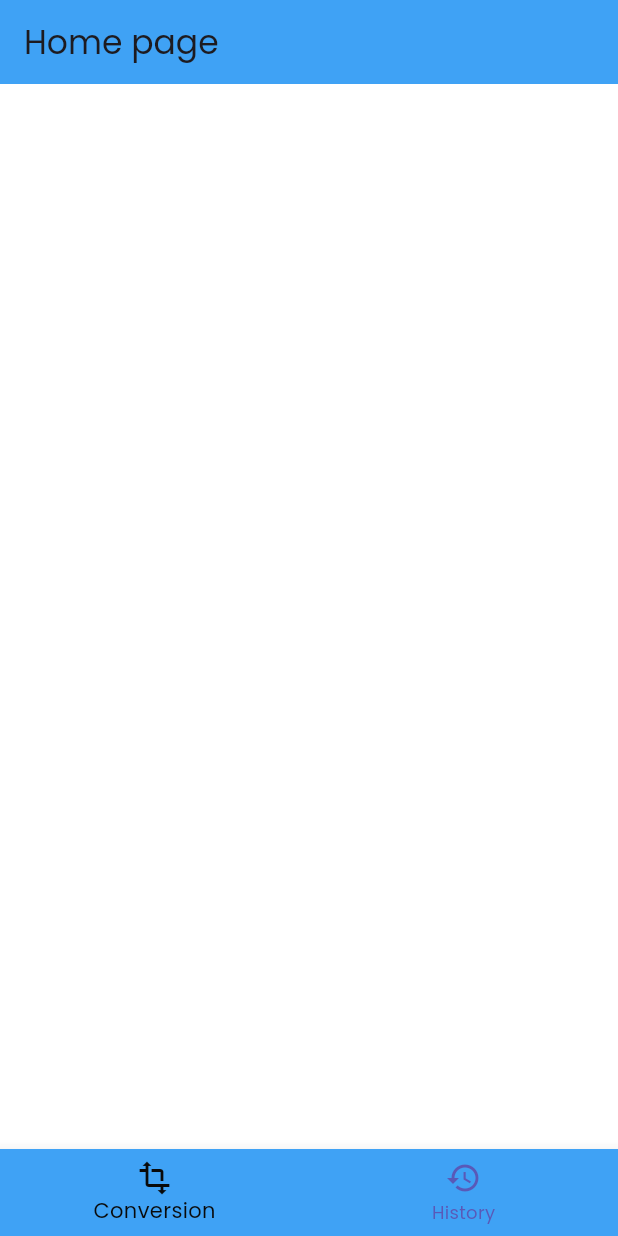
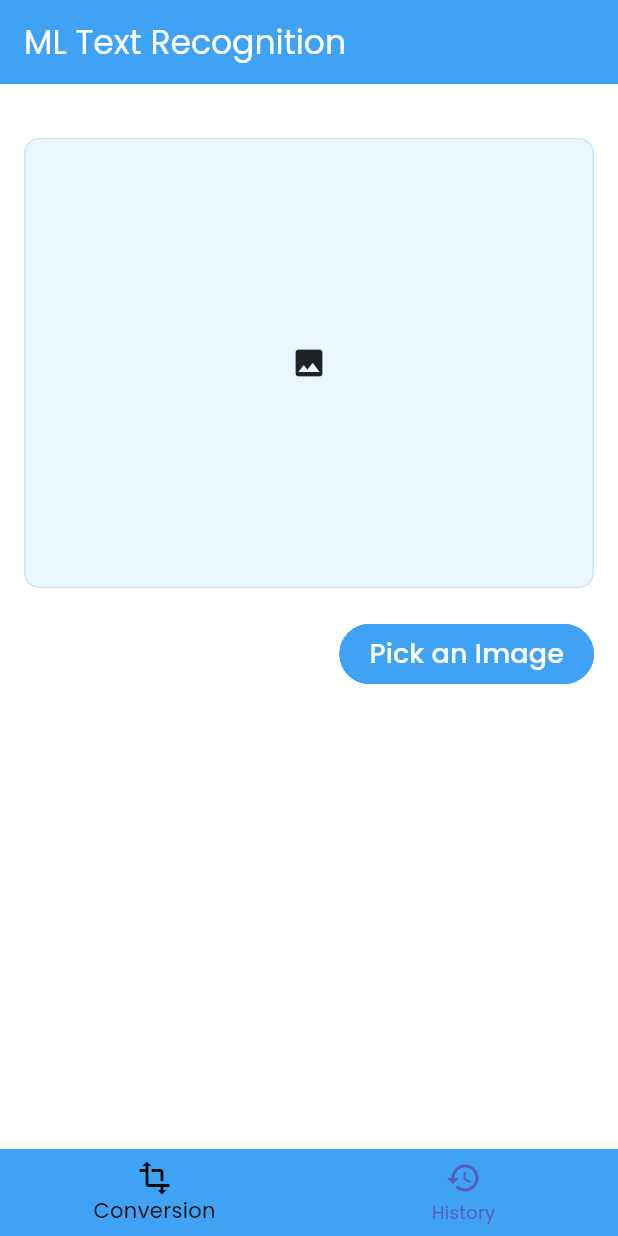
Before and after one commit to ravindu2/flutter_saas, a Flutter app: the screen it shows after launch, on a phone screen of 412 x 824 dp. Run offline on Flutter 3.47's test engine with Material 3 defaults, Android fonts, the phone set to English and light mode, and no system bars; our stand-ins replace firebase_core, google_fonts, image_picker; accounts and stored records are empty.

Commit message:
home page Ui

```diff
--- a/lib/screens/home_page.dart
+++ b/lib/screens/home_page.dart
@@ -1,4 +1,6 @@
 import 'package:flutter/material.dart';
+import 'package:flutter_saas/widgets/image_preview.dart';
+import 'package:image_picker/image_picker.dart';
 
 class HomePage extends StatefulWidget {
   const HomePage({super.key});
@@ -8,11 +10,121 @@ class HomePage extends StatefulWidget {
 }
 
 class _HomePageState extends State<HomePage> {
+  late ImagePicker imagePicker;
+  String? pikedImagePath;
+  bool isImagePicked = false;
+
+  @override
+  void initState() {
+    super.initState();
+    imagePicker = ImagePicker();
+  }
+
+  //Function to pick image
+
+  void _pickImage({required ImageSource source}) async {
+    final pickedImage = await imagePicker.pickImage(source: source);
+    if (pickedImage == null) {
+      return;
+    }
+    setState(() {
+      pikedImagePath = pickedImage.path;
+      isImagePicked = true;
+    });
+  }
+
+  //show bottom sheet
+
+  void _showBottomSheetWidget() {
+    showModalBottomSheet(
+      context: context,
+      builder: (context) {
+        return Padding(
+          padding: const EdgeInsets.symmetric(vertical: 20, horizontal: 16),
+          child: Column(
+            mainAxisSize: MainAxisSize.min,
+            children: [
+              ListTile(
+                leading: const Icon(Icons.photo_library),
+                title: const Text("Choose from gallery"),
+                onTap: () {
+                  Navigator.pop(context);
+                  _pickImage(source: ImageSource.gallery);
+                },
+              ),
+              ListTile(
+                leading: const Icon(Icons.camera),
+                title: const Text("Take a Image from camera"),
+                onTap: () {
+                  Navigator.pop(context);
+                  _pickImage(source: ImageSource.camera);
+                },
+              ),
+            ],
+          ),
+        );
+      },
+    );
+  }
+
   @override
   Widget build(BuildContext context) {
     return Scaffold(
       appBar: AppBar(
-        title: Text("Home page"),
+        title: const Text(
+          "ML Text Recognition",
+          style: TextStyle(
+            color: Colors.white,
+          ),
+        ),
+      ),
+      body: SafeArea(
+        child: Padding(
+          padding: const EdgeInsets.all(16.0),
+          child: Column(
+            children: [
+              Padding(
+                padding: const EdgeInsets.symmetric(
+                  vertical: 20,
+                ),
+                child: ImagePreview(
+                  imagePath: pikedImagePath,
+                ),
+              ),
+              if (!isImagePicked)
+                Row(
+                  mainAxisAlignment: MainAxisAlignment.end,
+                  children: [
+                    ElevatedButton(
+                      onPressed: _showBottomSheetWidget,
+                      child: const Text(
+                        "Pick an Image",
+                        style: TextStyle(
+                          color: Colors.white,
+                          fontSize: 18,
+                        ),
+                      ),
+                    ),
+                  ],
+                ),
+              if (isImagePicked)
+                Row(
+                  children: [
+                    ElevatedButton(
+                      onPressed: () {},
+                      child: const Text(
+                        "Process Image",
+                        style: TextStyle(
+                          color: Colors.white,
+                          fontSize: 18,
+                        ),
+                      ),
+                    ),
+                  ],
+                )
+            ],
+          ),
+        ),
       ),
     );
   }
--- /dev/null
+++ b/lib/widgets/image_preview.dart
@@ -0,0 +1,32 @@
+import 'dart:io';
+
+import 'package:flutter/material.dart';
+import 'package:flutter_saas/constant/colors.dart';
+
+class ImagePreview extends StatelessWidget {
+  final String? imagePath;
+  const ImagePreview({super.key, required this.imagePath});
+
+  @override
+  Widget build(BuildContext context) {
+    return Container(
+      width: double.infinity,
+      height: 300,
+      decoration: BoxDecoration(
+          color: mainColor.withOpacity(0.1),
+          borderRadius: BorderRadius.circular(10),
+          border: Border.all(
+            color: mainColor.withOpacity(0.2),
+            width: 1,
+          )),
+      child: imagePath == null
+          ? const Center(
+              child: Icon(Icons.image),
+            )
+          : Image.file(
+              File(imagePath!),
+              fit: BoxFit.contain,
+            ),
+    );
+  }
+}
```
